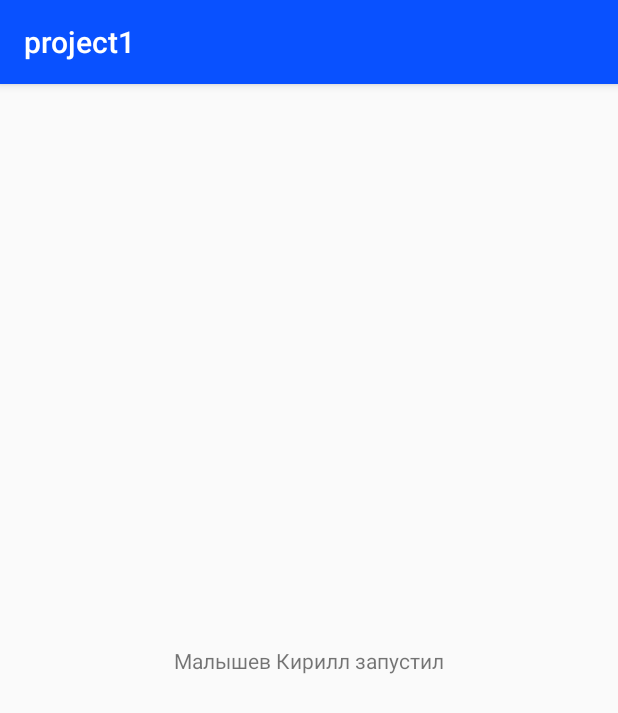
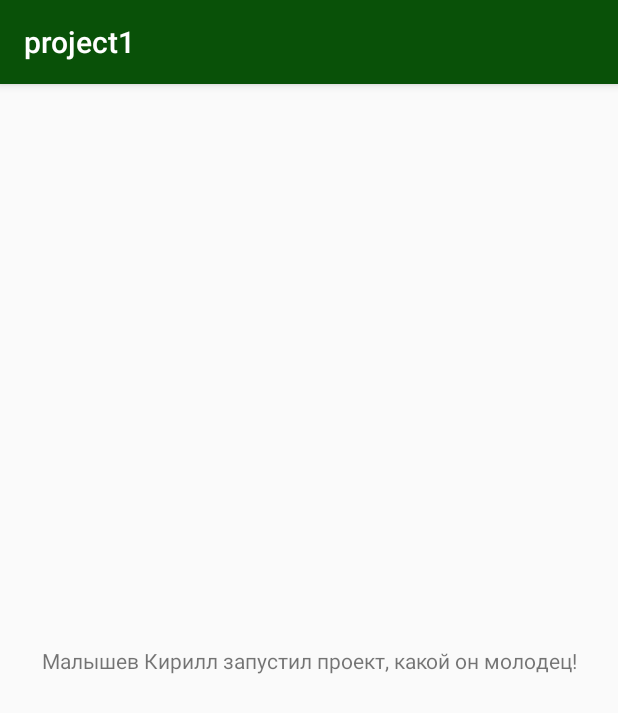
Before and after one commit to FDiKey/shfu-project1, an Android app: the screen it shows after launch (MainActivity), on a phone screen of 412 x 824 dp. Shown: the top 713 px of the screen. Run offline under Robolectric (Android 15) with nearby library versions, the light colour scheme and no system bars.

Commit message:
first commit

```diff
--- a/app/src/main/res/values/colors.xml
+++ b/app/src/main/res/values/colors.xml
@@ -1,6 +1,6 @@
 <?xml version="1.0" encoding="utf-8"?>
 <resources>
-    <color name="colorPrimary">#0951FF</color>
-    <color name="colorPrimaryDark">#90FF00</color>
+    <color name="colorPrimary">#095108</color>
+    <color name="colorPrimaryDark">#90AA00</color>
     <color name="colorAccent">#008101</color>
 </resources>
--- a/app/src/main/res/values/strings.xml
+++ b/app/src/main/res/values/strings.xml
@@ -1,4 +1,4 @@
 <resources>
     <string name="app_name">project1</string>
-    <string name="text1">Малышев Кирилл запустил</string>
+    <string name="text1">Малышев Кирилл запустил проект, какой он молодец!</string>
 </resources>
```
